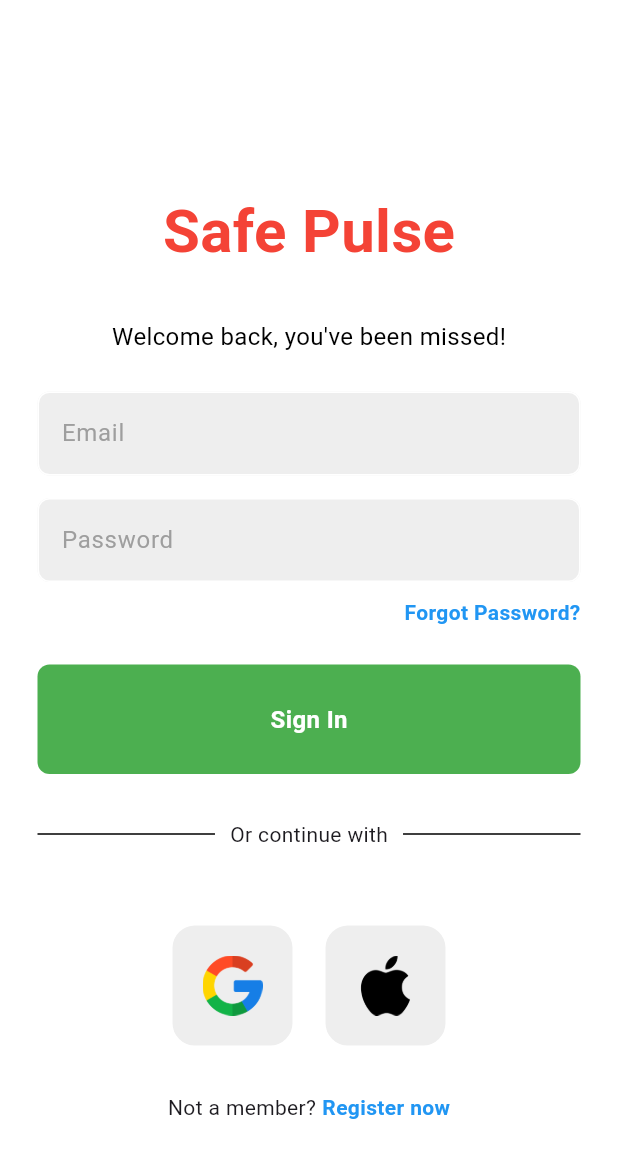
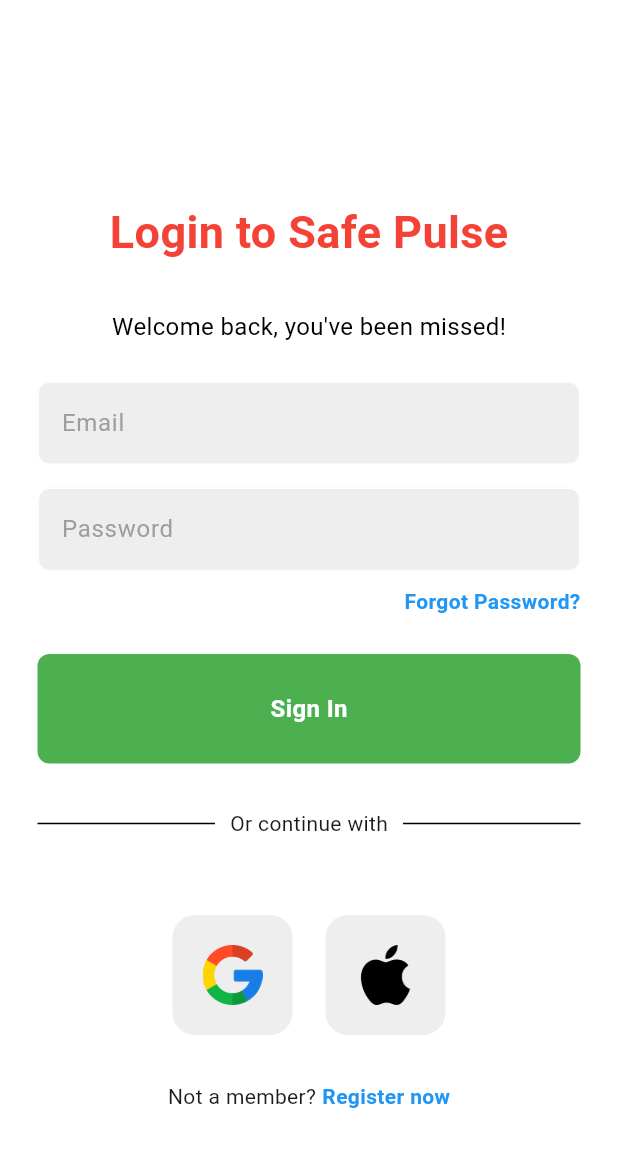
Before and after one commit to HinguralaWijesingha/Final_Project, a Flutter app: the LoginPage screen opened by its route, on a phone screen of 412 x 824 dp. Shown: the top 1158 px of the screen. Run offline on Flutter 3.47's test engine with Material 3 defaults, Android fonts, the phone set to English and light mode, and no system bars; our stand-ins replace firebase_auth, firebase_core, shared_preferences, smooth_page_indicator; accounts and stored records are empty; Roboto replaces fonts that are missing (Poppins).

Commit message:
change the main topic in login page

```diff
--- a/lib/pages/login_page.dart
+++ b/lib/pages/login_page.dart
@@ -104,9 +104,9 @@ class _LoginPageState extends State<LoginPage> {
 
                 // App name
                 const Text(
-                  "Safe Pulse",
+                  "Login to Safe Pulse",
                   style: TextStyle(
-                    fontSize: 40,
+                    fontSize: 30,
                     color: Colors.red,
                     fontWeight: FontWeight.bold,
                   ),
```
